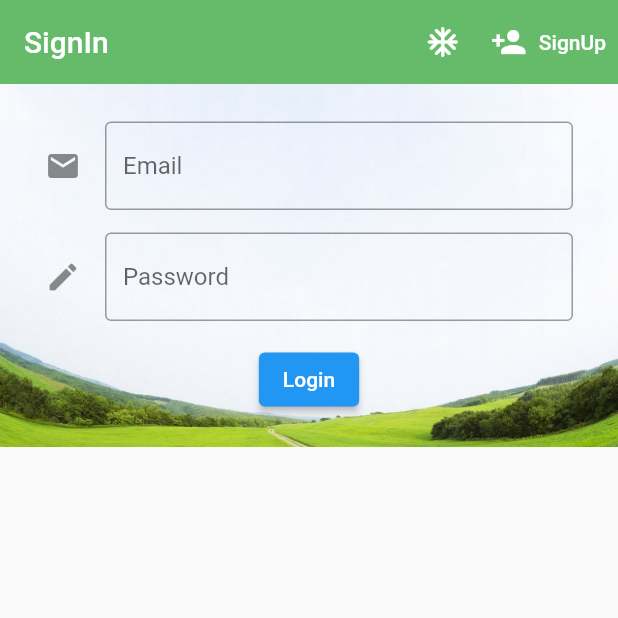
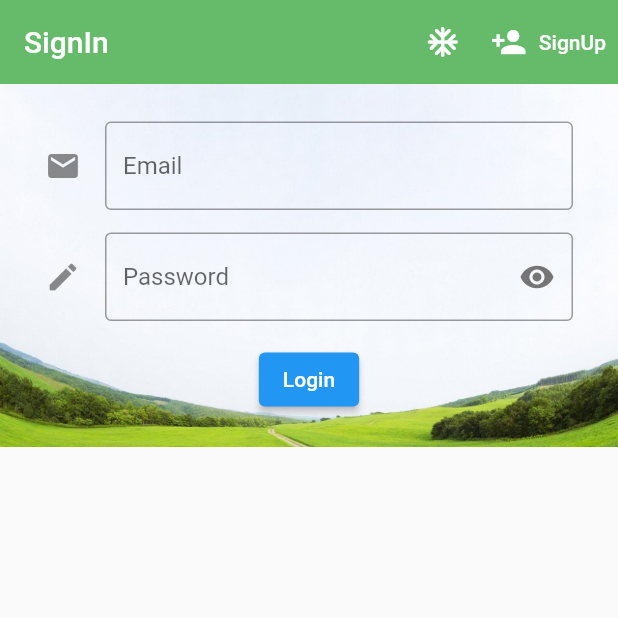
Before and after one commit to WebOps-and-Blockchain-Club/clinsti-mobile-client, a Flutter app: the screen it shows after launch, on a phone screen of 412 x 824 dp, the top half of it. Run offline on Flutter 3.47's test engine with Material 2 defaults, Android fonts, the light colour scheme and no system bars; our stand-ins replace flutter_image_compress, fluttertoast, geolocator, google_maps_flutter, shared_preferences; missing offline and left inert: multi_image_picker; accounts and stored records are empty.

Commit message:
Update signIn.dart

```diff
--- a/lib/screens/AuthScreen/signIn.dart
+++ b/lib/screens/AuthScreen/signIn.dart
@@ -15,6 +15,7 @@ class _SignInState extends State<SignIn> {
   final TextEditingController _password = TextEditingController();
   String error;
   bool loading = false;
+  bool _obscureText = true;
   final _formKey = GlobalKey<FormState>();
   _signIn(AuthService auth) async {
     setState(() {
@@ -58,13 +59,17 @@ class _SignInState extends State<SignIn> {
                   ),
                 ],
               ),
-              body:loading? Center(child: CircularProgressIndicator(),): Container(
+              body: loading
+                  ? Center(
+                      child: CircularProgressIndicator(),
+                    )
+                  : Container(
                       decoration: BoxDecoration(
                           image: DecorationImage(
                               image: AssetImage('assets/bg1.jpg'),
                               fit: BoxFit.cover)),
-                  padding:
-                      EdgeInsets.symmetric(vertical: 15.0, horizontal: 20.0),
+                      padding: EdgeInsets.symmetric(
+                          vertical: 15.0, horizontal: 20.0),
                       child: SingleChildScrollView(
                         child: Form(
                             key: _formKey,
@@ -72,8 +77,8 @@ class _SignInState extends State<SignIn> {
                               children: <Widget>[
                                 SizedBox(height: 10.0),
                                 Padding(
-                              padding:
-                                  const EdgeInsets.symmetric(horizontal: 10.0),
+                                  padding: const EdgeInsets.symmetric(
+                                      horizontal: 10.0),
                                   child: TextFormField(
                                     decoration: InputDecoration(
                                       icon: Icon(Icons.email),
@@ -89,19 +94,31 @@ class _SignInState extends State<SignIn> {
                                 ),
                                 SizedBox(height: 15.0),
                                 Padding(
-                              padding:
-                                  const EdgeInsets.symmetric(horizontal: 10.0),
+                                  padding: const EdgeInsets.symmetric(
+                                      horizontal: 10.0),
                                   child: TextFormField(
                                     decoration: InputDecoration(
                                         icon: Icon(Icons.create_rounded),
                                         hintText: 'Password',
                                         border: OutlineInputBorder(),
+                                        suffixIcon: IconButton(
+                                          icon: Icon(
+                                            _obscureText
+                                                ? Icons.visibility
+                                                : Icons.visibility_off,
+                                            color: Colors.grey[600],
                                           ),
+                                          onPressed: () {
+                                            setState(() {
+                                              _obscureText = !_obscureText;
+                                            });
+                                          },
+                                        )),
                                     controller: _password,
                                     validator: (val) => val.length < 7
                                         ? 'Password did not match'
                                         : null,
-                                obscureText: true,
+                                    obscureText: _obscureText,
                                   ),
                                 ),
                                 SizedBox(height: 15.0),
```
Lines whose indentation alone changed are shown as unchanged.
